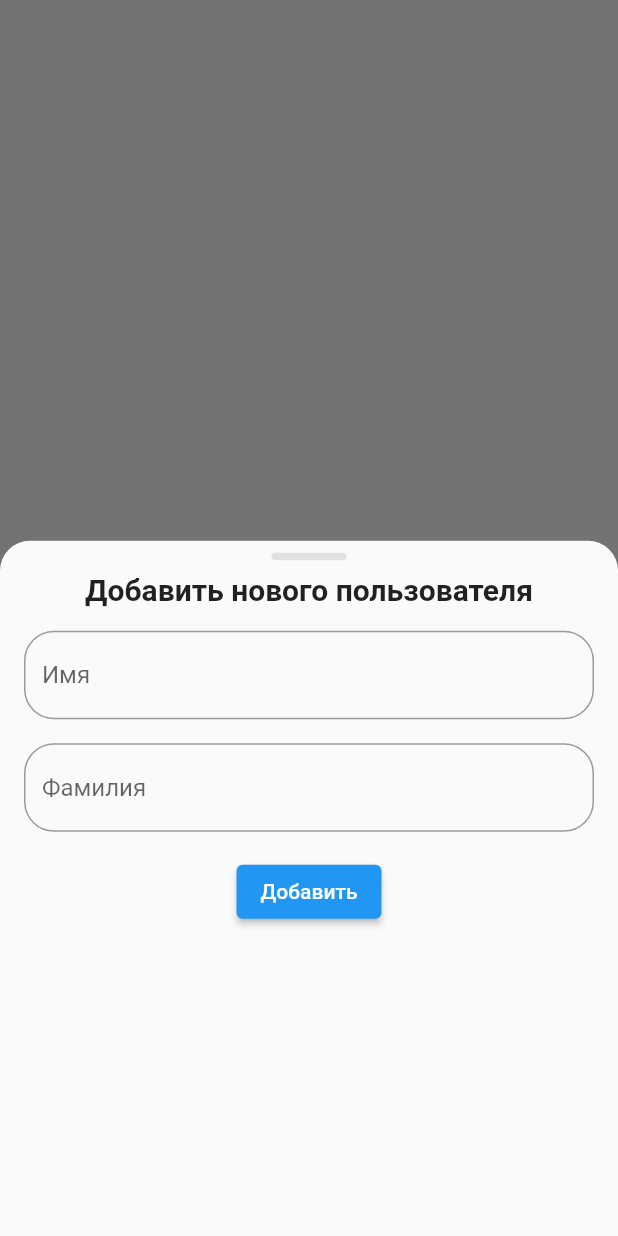
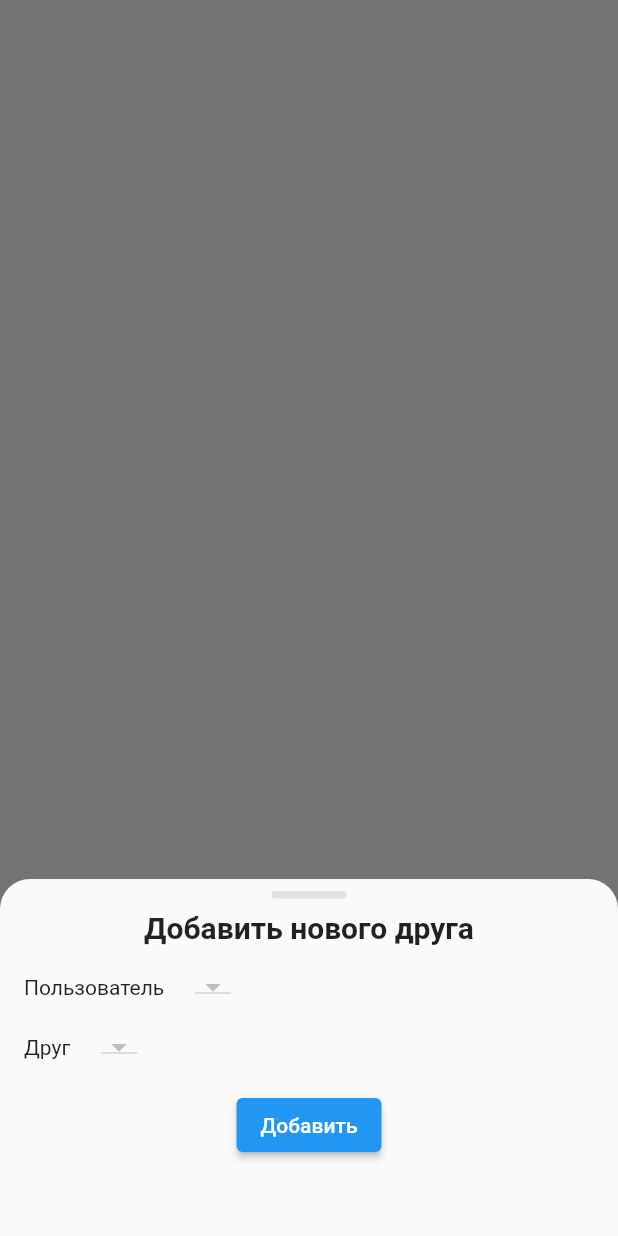
Before and after one commit to NikitaBerezniki/hive_exercise, a Flutter app: what addFriendsModalSheet() shows on an empty page, opened directly, on a phone screen of 412 x 824 dp. Run offline on Flutter 3.47's test engine with Material 2 defaults, Android fonts, the phone set to English and light mode, and no system bars; our stand-ins replace flutter_slidable, flutter_speed_dial, hive, hive_flutter; accounts and stored records are empty.

```diff
--- a/lib/widgets/add_entity_floating_action_button.dart
+++ b/lib/widgets/add_entity_floating_action_button.dart
@@ -1,5 +1,6 @@
 import 'package:flutter/material.dart';
 import 'package:flutter_speed_dial/flutter_speed_dial.dart';
+import 'package:hive_exercise/widgets/modal_sheet/add_friends_modal_sheet.dart';
 import 'modal_sheet/add_person_modal_sheet.dart';
 
 class AddEntityFloatingActionButton extends StatelessWidget {
@@ -30,7 +31,7 @@ class AddEntityFloatingActionButton extends StatelessWidget {
           backgroundColor: Colors.deepOrange,
           foregroundColor: Colors.white,
           label: 'Добавить друга',
-          onTap: () => addPersonModalSheet(context),
+          onTap: () => addFriendsModalSheet(context),
         ),
         SpeedDialChild(
           child: const Icon(Icons.person_add),
--- a/lib/widgets/modal_sheet/add_friends_modal_sheet.dart
+++ b/lib/widgets/modal_sheet/add_friends_modal_sheet.dart
@@ -1,19 +1,17 @@
 import 'package:flutter/material.dart';
 import 'package:hive_exercise/models/user_data.dart';
 import 'package:provider/provider.dart';
-
 import '../../constants.dart';
-
+import '../../models/entities/user.dart';
 
 void addFriendsModalSheet(BuildContext context) {
-
-
-  void onAddFriends() {
-      // Provider.of<UserData>(context, listen: false).addUser(name, surname);
+  void onAddFriends(User user, User friend) {
+    Provider.of<UserData>(context, listen: false).addFriends(user, friend);
     Navigator.of(context).pop();
   }
 
   showModalBottomSheet(
+      isScrollControlled: true,
       shape: const RoundedRectangleBorder(
           borderRadius: BorderRadius.only(
         topLeft: Radius.circular(kRadius),
@@ -25,8 +23,15 @@ void addFriendsModalSheet(BuildContext context) {
           padding: EdgeInsets.only(
               left: kPadding,
               right: kPadding,
-              bottom: MediaQuery.of(context).viewInsets.bottom / 5),
-          child: Column(
+              bottom: MediaQuery.of(context).viewInsets.bottom + 50),
+          child: Consumer<UserData>(builder: (context, model, _) {
+            User? selectedUser;
+            User? selectedFriend;
+            final size = MediaQuery.of(context).size;
+            return StatefulBuilder(builder: (context, setState) {
+              return Column(
+                mainAxisSize: MainAxisSize.min,
+                crossAxisAlignment: CrossAxisAlignment.center,
                 children: [
                   Align(
                     alignment: Alignment.topCenter,
@@ -41,37 +46,61 @@ void addFriendsModalSheet(BuildContext context) {
                       ),
                     ),
                   ),
-              Text('Добавить нового пользователя',
+                  Text('Добавить нового друга',
                       style: Theme.of(context)
                           .textTheme
                           .headline6
                           ?.copyWith(fontWeight: FontWeight.bold)),
                   SizedBox(height: kPadding),
-              TextField(
-                decoration: const InputDecoration(
-                  hintText: 'Имя',
-                  border: OutlineInputBorder(
-                    borderRadius: BorderRadius.all(
-                      Radius.circular(kRadius),
-                    ),
-                  ),
-                ),
+                  Row(
+                    children: [
+                      Text('Пользователь'),
+                      SizedBox(width: size.width / 20),
+                      DropdownButton<User>(
+                          items: model.users
+                              .map((user) => DropdownMenuItem(
+                                  child: Text('${user.name} ${user.surname}'),
+                                  value: user))
+                              .toList(),
+                          onChanged: (user) {
+                            setState(() {
+                              if (user != null) selectedUser = user;
+                            });
+                          },
+                          value: selectedUser ),
+                    ],
                   ),
                   SizedBox(height: kPadding),
-              TextField(
-                decoration: const InputDecoration(
-                  hintText: 'Фамилия',
-                  border: OutlineInputBorder(
-                    borderRadius: BorderRadius.all(
-                      Radius.circular(kRadius),
-                    ),
-                  ),
-                ),
+                  Row(
+                    children: [
+                      Text('Друг'),
+                      SizedBox(width: size.width / 20),
+                      DropdownButton<User>(
+                          items: model.users
+                              .map((user) => DropdownMenuItem(
+                                  child: Text('${user.name} ${user.surname}'),
+                                  value: user))
+                              .toList(),
+                          onChanged: (user) {
+                            setState(() {
+                              if (user != null) selectedFriend = user;
+                            });
+                          },
+                          value: selectedFriend),
+                    ],
                   ),
                   SizedBox(height: kPadding),
-              ElevatedButton(onPressed: onAddFriends, child: Text('Добавить'))
+                  ElevatedButton(
+                      onPressed: () {
+                        if (selectedFriend != null && selectedUser != null) {
+                          onAddFriends(selectedUser!, selectedFriend!);
+                        }
+                      },
+                      child: Text('Добавить'))
                 ],
-          ),
+              );
+            });
+          }),
         );
       });
 }
```
Also changed, not shown: lib/models/user_data.dart (+7 -0 lines), lib/screens/main_screen.dart (+12 -2 lines), lib/widgets/modal_sheet/add_person_modal_sheet.dart (+5 -2 lines). Lines whose indentation alone changed are shown as unchanged.
